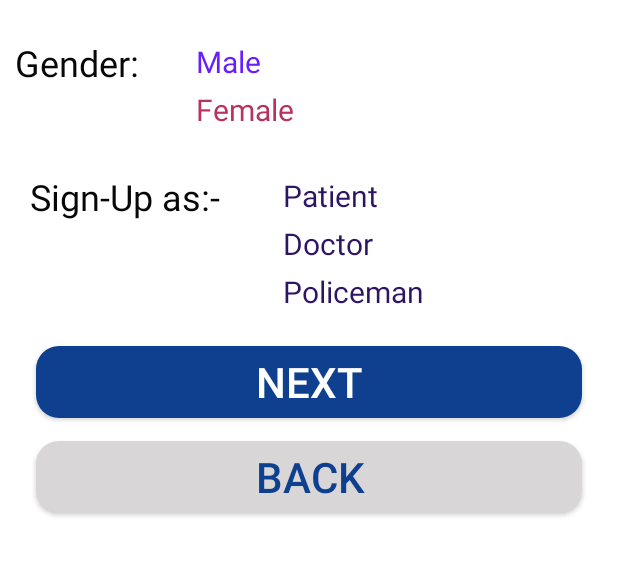
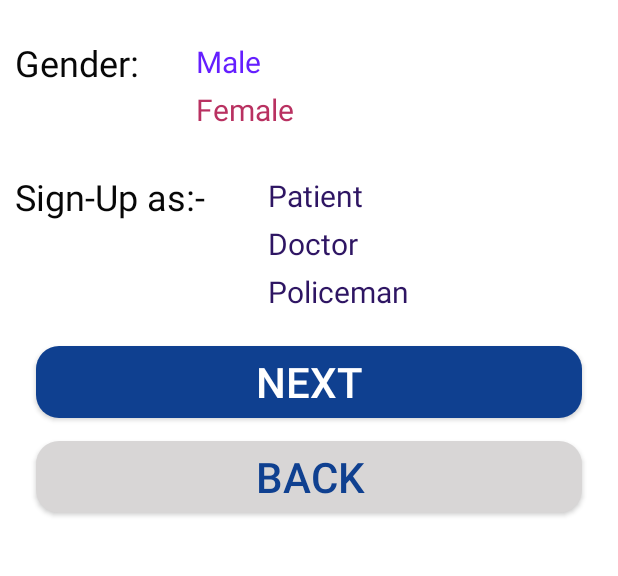
Before and after one commit to amaamoun74/Android-Projects, an Android app: the layout activity_user_info2.xml on its own in the app's theme, with its tools: preview values and no code run, on a phone screen of 412 x 824 dp, the part 179-755 px from its top. Run offline under Robolectric (Android 15) with nearby library versions, the phone set to English and light mode, and no system bars.

Commit message:
4th commit ( by menna) splash & welcome & login & signup screen & userInfo were added and updated

```diff
--- a/app/src/main/AndroidManifest.xml
+++ b/app/src/main/AndroidManifest.xml
@@ -8,6 +8,9 @@
         android:label="@string/app_name"
         android:supportsRtl="true"
         android:theme="@style/Theme.AppCompat.NoActionBar">
+        <activity
+            android:name="UI.user_Info"
+            android:exported="false" />
         <activity
             android:name=".userInfo"
             android:exported="false" />
--- /dev/null
+++ b/app/src/main/java/UI/user_Info.java
@@ -0,0 +1,16 @@
+package UI;
+
+import androidx.appcompat.app.AppCompatActivity;
+
+import android.os.Bundle;
+
+import com.example.healthapp.R;
+
+public class user_Info extends AppCompatActivity {
+
+    @Override
+    protected void onCreate(Bundle savedInstanceState) {
+        super.onCreate(savedInstanceState);
+        setContentView(R.layout.activity_user_info2);
+    }
+}
--- a/app/src/main/res/layout/activity_user_info.xml
+++ b/app/src/main/res/layout/activity_user_info2.xml
@@ -7,6 +7,7 @@
     android:background="#FFFFFF"
     android:orientation="vertical"
     >
+
     <LinearLayout
         android:layout_width="match_parent"
         android:layout_height="wrap_content"
@@ -74,10 +75,9 @@
         <TextView
             android:layout_width="wrap_content"
             android:layout_height="wrap_content"
-        android:layout_marginLeft="10sp"
             android:layout_marginTop="10sp"
             android:layout_marginBottom="10sp"
-        android:text="Sign-Up as:-"
+            android:text="@string/sign_up_as"
             android:textColor="#070707"
             android:textSize="24sp" />
         <RadioGroup
@@ -90,26 +90,29 @@
                 android:id="@+id/patientbtn"
                 android:layout_width="wrap_content"
                 android:layout_height="wrap_content"
-            android:layout_marginLeft="10dp"
-            android:text="Patient"
+                android:layout_marginStart="10dp"
+                android:layout_marginEnd="10dp"
+                android:text="@string/patient"
                 android:textSize="20sp"
-            android:textColor="#2E1563"></RadioButton>
+                android:textColor="#2E1563"> </RadioButton>
             <RadioButton
                 android:id="@+id/doctorbtn"
                 android:layout_width="wrap_content"
                 android:layout_height="wrap_content"
-            android:layout_marginLeft="10dp"
-            android:text="Doctor"
+                android:layout_marginStart="10dp"
+                android:layout_marginEnd="10dp"
+                android:text="@string/doctor"
                 android:textSize="20sp"
-            android:textColor="#2E1563"></RadioButton>
+                android:textColor="#2E1563"> </RadioButton>
             <RadioButton
                 android:id="@+id/policemanbtn"
                 android:layout_width="wrap_content"
                 android:layout_height="wrap_content"
-            android:layout_marginLeft="10dp"
-            android:text="Policeman"
+                android:layout_marginStart="10dp"
+                android:layout_marginEnd="10dp"
+                android:text="@string/policeman"
                 android:textSize="20sp"
-            android:textColor="#2E1563"></RadioButton>
+                android:textColor="#2E1563"> </RadioButton>
         </RadioGroup>
     </LinearLayout>
 
--- a/app/src/main/res/values/strings.xml
+++ b/app/src/main/res/values/strings.xml
@@ -27,4 +27,8 @@
     <string name="didn_t_receive_a_message">Didn\'t receive a message?</string>
     <string name="send_again">Send Again</string>
     <string name="enter_the_6_digits">Enter the 6 digits</string>
+    <string name="policeman">Policeman</string>
+    <string name="doctor">Doctor</string>
+    <string name="patient">Patient</string>
+    <string name="sign_up_as">Sign-Up as:-</string>
 </resources>
```
Lines whose indentation alone changed are shown as unchanged.
